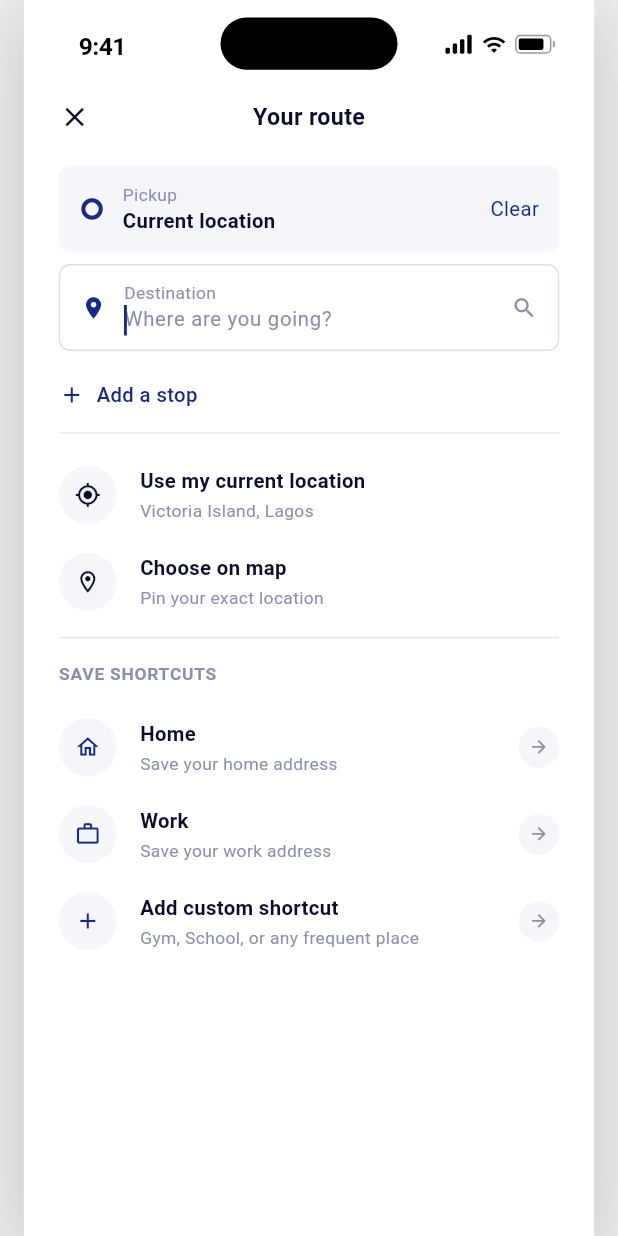
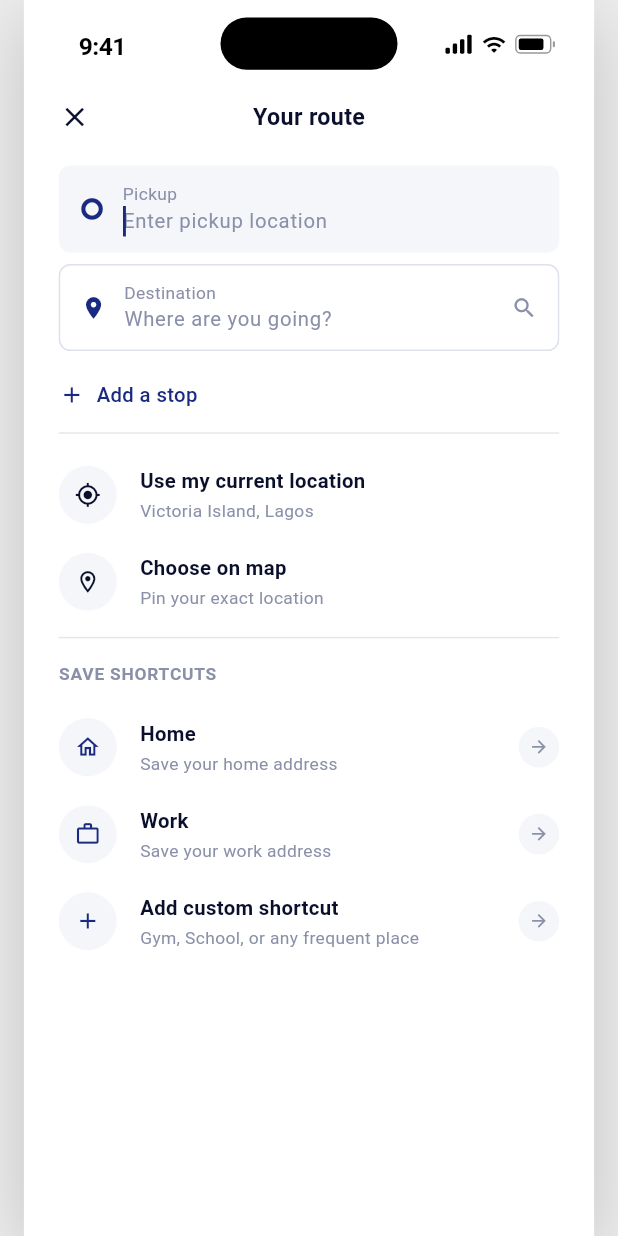
Before and after one commit to FemiDev10/drivevault-rider, a Flutter app: the RouteSearchScreen screen opened directly, after a tap on "Clear", on a phone screen of 412 x 824 dp. Run offline on Flutter 3.47's test engine with Material 3 defaults, Android fonts, the phone set to English and light mode, and no system bars; Roboto replaces fonts that are missing (SF Pro Display).

Commit message:
Route search: make pickup editable so Clear empties it for manual entry

```diff
--- a/lib/screens/ride/route_search_screen.dart
+++ b/lib/screens/ride/route_search_screen.dart
@@ -20,6 +20,8 @@ class RouteSearchScreen extends StatefulWidget {
 
 class _RouteSearchScreenState extends State<RouteSearchScreen> {
   final _dest = TextEditingController();
+  final _pickupCtrl = TextEditingController(text: PlacesRepository.currentLocation.name);
+  final _pickupFocus = FocusNode();
   Place _pickup = PlacesRepository.currentLocation;
   List<Place> _results = const [];
 
@@ -29,12 +31,28 @@ class _RouteSearchScreenState extends State<RouteSearchScreen> {
     _dest.addListener(() {
       setState(() => _results = PlacesRepository.instance.search(_dest.text));
     });
+    // Keep the pickup Place in step with whatever the rider types.
+    _pickupCtrl.addListener(() {
+      final text = _pickupCtrl.text.trim();
+      _pickup = text.isEmpty
+          ? const Place(name: '', subtitle: '', distanceKm: 0)
+          : (text == PlacesRepository.currentLocation.name
+              ? PlacesRepository.currentLocation
+              : Place(name: text, subtitle: '', distanceKm: 0));
+    });
   }
 
   @override
   void dispose() {
     _dest.dispose();
+    _pickupCtrl.dispose();
+    _pickupFocus.dispose();
     super.dispose();
+  }
+
+  void _useCurrentLocation() {
+    _pickupCtrl.text = PlacesRepository.currentLocation.name;
+    setState(() => _pickup = PlacesRepository.currentLocation);
   }
 
   bool get _typing => _dest.text.trim().isNotEmpty;
@@ -83,9 +101,14 @@ class _RouteSearchScreenState extends State<RouteSearchScreen> {
           Padding(
             padding: const EdgeInsets.symmetric(horizontal: 24),
             child: _RouteFields(
-              pickup: _pickup,
+              pickupController: _pickupCtrl,
+              pickupFocus: _pickupFocus,
               destController: _dest,
-              onClearPickup: () {},
+              onClearPickup: () {
+                _pickupCtrl.clear();
+                _pickupFocus.requestFocus();
+                setState(() {});
+              },
             ),
           ),
           const SizedBox(height: 16),
@@ -116,7 +139,7 @@ class _RouteSearchScreenState extends State<RouteSearchScreen> {
                 icon: Icons.my_location,
                 title: 'Use my current location',
                 subtitle: 'Victoria Island, Lagos',
-                onTap: () => setState(() => _pickup = PlacesRepository.currentLocation),
+                onTap: _useCurrentLocation,
               ),
               _ActionRow(
                 icon: Icons.location_on_outlined,
@@ -208,8 +231,14 @@ class _RouteSearchScreenState extends State<RouteSearchScreen> {
 
 /// Pickup + destination stacked fields with the connecting dotted rail.
 class _RouteFields extends StatelessWidget {
-  const _RouteFields({required this.pickup, required this.destController, required this.onClearPickup});
-  final Place pickup;
+  const _RouteFields({
+    required this.pickupController,
+    required this.pickupFocus,
+    required this.destController,
+    required this.onClearPickup,
+  });
+  final TextEditingController pickupController;
+  final FocusNode pickupFocus;
   final TextEditingController destController;
   final VoidCallback onClearPickup;
 
@@ -232,14 +261,31 @@ class _RouteFields extends StatelessWidget {
                   crossAxisAlignment: CrossAxisAlignment.start,
                   children: [
                     const Text('Pickup', style: TextStyle(fontSize: 12, color: _muted)),
-                    Text(pickup.name,
-                        style: const TextStyle(fontSize: 14, fontWeight: FontWeight.w600, color: _ink)),
+                    TextField(
+                      controller: pickupController,
+                      focusNode: pickupFocus,
+                      cursorColor: AppColors.primary,
+                      style: const TextStyle(fontSize: 14, fontWeight: FontWeight.w600, color: _ink),
+                      decoration: const InputDecoration(
+                        isCollapsed: true,
+                        border: InputBorder.none,
+                        hintText: 'Enter pickup location',
+                        hintStyle: TextStyle(fontSize: 14, fontWeight: FontWeight.w400, color: _muted),
+                      ),
+                    ),
                   ],
                 ),
               ),
-              GestureDetector(
-                onTap: onClearPickup,
-                child: const Text('Clear', style: TextStyle(fontSize: 14, color: AppColors.primary)),
+              // Clear appears only when there is something to clear.
+              ValueListenableBuilder(
+                valueListenable: pickupController,
+                builder: (_, value, __) => value.text.isEmpty
+                    ? const SizedBox.shrink()
+                    : GestureDetector(
+                        onTap: onClearPickup,
+                        child: const Text('Clear',
+                            style: TextStyle(fontSize: 14, color: AppColors.primary)),
+                      ),
               ),
             ],
           ),
```
Also changed, not shown: 2 other files.
